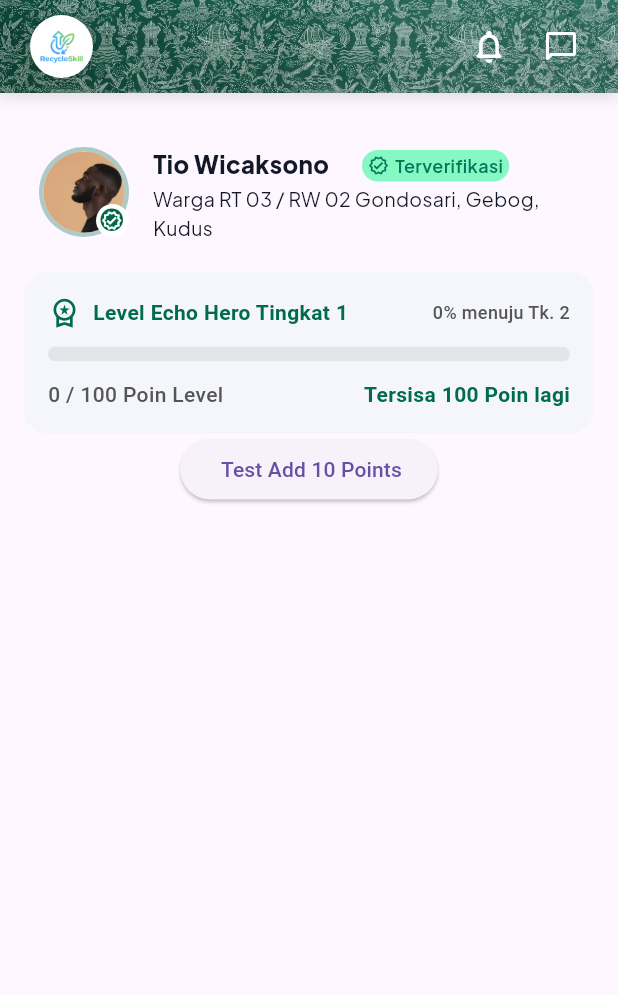
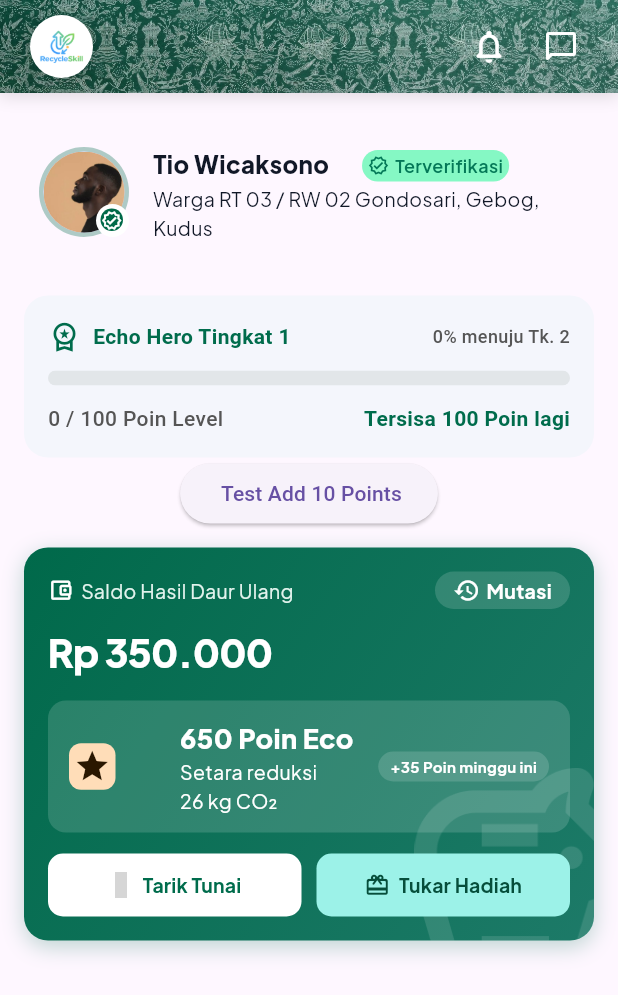
Before and after one commit to ManSoft24/RecycleSkill, a Flutter app: the ProfilePages screen opened directly, on a phone screen of 412 x 824 dp. Shown: the top 995 px of the screen. Run offline on Flutter 3.47's test engine with Material 3 defaults, Android fonts, the phone set to English and light mode, and no system bars; our stand-ins replace fluttericon, get; grey boxes are pictures that could not be loaded.

Commit message:
feat(balance_card): Added balance component
-Dynamic balance's value
-Dynamic Poin Eco's Value
-Dynamic CO2 Reduction (Value got from poin eco's value / 25)
-Dynamic "Poin minggu ini" value.

```diff
--- /dev/null
+++ b/lib/components/profile_page/eco_balance_card/eco_action_buttons.dart
@@ -0,0 +1,95 @@
+import 'package:flutter/material.dart';
+import 'package:fluttericon/linecons_icons.dart';
+
+class EcoActionButtons extends StatelessWidget {
+  final VoidCallback? onWithdrawTap;
+  final VoidCallback? onRedeemTap;
+
+  const EcoActionButtons({
+    super.key,
+    this.onWithdrawTap,
+    this.onRedeemTap,
+  });
+
+  @override
+  Widget build(BuildContext context) {
+    return Row(
+      children: [
+        Expanded(
+          child: SizedBox(
+            height: 42,
+            child: ElevatedButton(
+              onPressed: onWithdrawTap,
+              style: ElevatedButton.styleFrom(
+                backgroundColor: Colors.white,
+                foregroundColor: const Color(0xFF006C4C),
+                elevation: 0,
+                padding: const EdgeInsets.symmetric(horizontal: 10),
+                shape: RoundedRectangleBorder(
+                  borderRadius: BorderRadius.circular(10),
+                ),
+              ),
+              child: const Row(
+                mainAxisAlignment: MainAxisAlignment.center,
+                children: [
+                  Icon(
+                    Linecons.money,
+                    size: 17,
+                    color: Color(0xFF006C4C),
+                  ),
+                  SizedBox(width: 6),
+                  Text(
+                    'Tarik Tunai',
+                    style: TextStyle(
+                      fontFamily: 'Jakarta',
+                      fontSize: 13,
+                      fontWeight: FontWeight.w700,
+                    ),
+                  ),
+                ],
+              ),
+            ),
+          ),
+        ),
+        const SizedBox(width: 10),
+
+        Expanded(
+          child: SizedBox(
+            height: 42,
+            child: ElevatedButton(
+              onPressed: onRedeemTap,
+              style: ElevatedButton.styleFrom(
+                backgroundColor: const Color(0xFF9CF2E8),
+                foregroundColor: const Color(0xFF064E3B),
+                elevation: 0,
+                padding: const EdgeInsets.symmetric(horizontal: 10),
+                shape: RoundedRectangleBorder(
+                  borderRadius: BorderRadius.circular(10),
+                ),
+              ),
+              child: const Row(
+                mainAxisAlignment: MainAxisAlignment.center,
+                children: [
+                  Icon(
+                    Icons.card_giftcard_rounded,
+                    size: 17,
+                    color: Color(0xFF064E3B),
+                  ),
+                  SizedBox(width: 6),
+                  Text(
+                    'Tukar Hadiah',
+                    style: TextStyle(
+                      fontFamily: 'Jakarta',
+                      fontSize: 13,
+                      fontWeight: FontWeight.w700,
+                    ),
+                  ),
+                ],
+              ),
+            ),
+          ),
+        ),
+      ],
+    );
+  }
+}
--- /dev/null
+++ b/lib/components/profile_page/eco_balance_card/eco_balance_amount.dart
@@ -0,0 +1,24 @@
+import 'package:flutter/material.dart';
+
+class EcoBalanceAmount extends StatelessWidget {
+  final String amount;
+
+  const EcoBalanceAmount({
+    super.key,
+    required this.amount,
+  });
+
+  @override
+  Widget build(BuildContext context) {
+    return Text(
+      amount,
+      style: const TextStyle(
+        fontFamily: 'Jakarta',
+        color: Colors.white,
+        fontSize: 26,
+        fontWeight: FontWeight.w800,
+        letterSpacing: -0.5,
+      ),
+    );
+  }
+}
--- /dev/null
+++ b/lib/components/profile_page/eco_balance_card/eco_balance_card.dart
@@ -0,0 +1,103 @@
+import 'package:flutter/material.dart';
+import 'package:recycle_skill/components/profile_page/eco_balance_card/eco_action_buttons.dart';
+import 'package:recycle_skill/components/profile_page/eco_balance_card/eco_balance_amount.dart';
+import 'package:recycle_skill/components/profile_page/eco_balance_card/eco_balance_header.dart';
+import 'package:recycle_skill/components/profile_page/eco_balance_card/eco_sub_panel.dart';
+
+class EcoBalanceCard extends StatelessWidget {
+  final String balance;
+  final int ecoPoints;
+  final int weeklyPoints;
+  final double? co2Reduction;
+  final VoidCallback? onMutasiTap;
+  final VoidCallback? onWithdrawTap;
+  final VoidCallback? onRedeemTap;
+
+  const EcoBalanceCard({
+    super.key,
+    required this.balance,
+    required this.ecoPoints,
+    required this.weeklyPoints,
+    this.co2Reduction,
+    this.onMutasiTap,
+    this.onWithdrawTap,
+    this.onRedeemTap,
+  });
+
+  double get _effectiveCo2Reduction => co2Reduction ?? (ecoPoints / 25.0);
+
+  @override
+  Widget build(BuildContext context) {
+    return Container(
+      width: double.infinity,
+      decoration: BoxDecoration(
+        borderRadius: BorderRadius.circular(16.0),
+        gradient: const LinearGradient(
+          begin: Alignment.topLeft,
+          end: Alignment.bottomRight,
+          colors: [
+            Color(0xFF00694A),
+            Color(0xFF1D7A68),
+          ],
+        ),
+        boxShadow: [
+          BoxShadow(
+            color: const Color(0xFF006C4C).withValues(alpha: 0.25),
+            blurRadius: 12.0,
+            offset: const Offset(0, 4),
+          ),
+        ],
+      ),
+      child: ClipRRect(
+        borderRadius: BorderRadius.circular(16.0),
+        child: Stack(
+          children: [
+            Positioned(
+              right: -10,
+              bottom: -15,
+              child: IgnorePointer(
+                child: Opacity(
+                  opacity: 0.12,
+                  child: Image.asset(
+                    'image/piggy_bank_icon.png',
+                    width: 130,
+                    height: 130,
+                    fit: BoxFit.contain,
+                  ),
+                ),
+              ),
+            ),
+
+            Padding(
+              padding: const EdgeInsets.all(16.0),
+              child: Column(
+                crossAxisAlignment: CrossAxisAlignment.start,
+                mainAxisSize: MainAxisSize.min,
+                children: [
+                  EcoBalanceHeader(
+                    onMutasiTap: onMutasiTap,
+                  ),
+                  const SizedBox(height: 10.0),
+                  EcoBalanceAmount(
+                    amount: balance,
+                  ),
+                  const SizedBox(height: 14.0),
+                  EcoSubPanel(
+                    ecoPoints: ecoPoints,
+                    weeklyPoints: weeklyPoints,
+                    co2Reduction: _effectiveCo2Reduction,
+                  ),
+                  const SizedBox(height: 14.0),
+                  EcoActionButtons(
+                    onWithdrawTap: onWithdrawTap,
+                    onRedeemTap: onRedeemTap,
+                  ),
+                ],
+              ),
+            ),
+          ],
+        ),
+      ),
+    );
+  }
+}
--- /dev/null
+++ b/lib/components/profile_page/eco_balance_card/eco_balance_header.dart
@@ -0,0 +1,74 @@
+import 'package:flutter/material.dart';
+
+class EcoBalanceHeader extends StatelessWidget {
+  final String title;
+  final VoidCallback? onMutasiTap;
+
+  const EcoBalanceHeader({
+    super.key,
+    this.title = 'Saldo Hasil Daur Ulang',
+    this.onMutasiTap,
+  });
+
+  @override
+  Widget build(BuildContext context) {
+    return Row(
+      mainAxisAlignment: MainAxisAlignment.spaceBetween,
+      crossAxisAlignment: CrossAxisAlignment.center,
+      children: [
+        Row(
+          children: [
+            Icon(
+              Icons.account_balance_wallet_outlined,
+              size: 17,
+              color: Color.fromARGB(255, 255, 255, 255),
+            ),
+            const SizedBox(width: 5,),
+            Text(
+              title,
+              style: const TextStyle(
+                fontFamily: 'Jakarta',
+                color: Color(0xFFE2F3ED),
+                fontSize: 13,
+                fontWeight: FontWeight.w500,
+              ),
+            ),
+          ],
+        ),
+        Container(
+          alignment: Alignment.center,
+          width: 90,
+          height: 25,
+          decoration: BoxDecoration(
+            borderRadius: BorderRadius.circular(16),
+            color: Color.fromARGB(38, 255, 255, 255)
+          ),
+          child: GestureDetector(
+            onTap: onMutasiTap,
+            behavior: HitTestBehavior.opaque,
+            child: const Row(
+              mainAxisSize: MainAxisSize.min,
+              children: [
+                Icon(
+                  Icons.history,
+                  color: Colors.white,
+                  size: 18,
+                ),
+                SizedBox(width: 4),
+                Text(
+                  'Mutasi',
+                  style: TextStyle(
+                    fontFamily: 'Jakarta',
+                    color: Colors.white,
+                    fontSize: 13,
+                    fontWeight: FontWeight.w700,
+                  ),
+                ),
+              ],
+            ),
+          ),
+        ),
+      ],
+    );
+  }
+}
--- /dev/null
+++ b/lib/components/profile_page/eco_balance_card/eco_sub_panel.dart
@@ -0,0 +1,111 @@
+import 'package:flutter/material.dart';
+
+
+class EcoSubPanel extends StatelessWidget {
+  final int ecoPoints;
+  final int weeklyPoints;
+  final double co2Reduction;
+
+  const EcoSubPanel({
+    super.key,
+    required this.ecoPoints,
+    required this.weeklyPoints,
+    required this.co2Reduction,
+  });
+
+  String get _formattedCo2 {
+    if (co2Reduction == co2Reduction.truncateToDouble()) {
+      return co2Reduction.toInt().toString();
+    }
+    return co2Reduction.toStringAsFixed(1).replaceAll('.', ',');
+  }
+
+  @override
+  Widget build(BuildContext context) {
+    return Container(
+      padding: const EdgeInsets.symmetric(horizontal: 14.0, vertical: 12.0),
+      decoration: BoxDecoration(
+        color: const Color.fromARGB(38, 255,255,255),
+        borderRadius: BorderRadius.circular(12.0),
+      ),
+      child: Row(
+        mainAxisAlignment: MainAxisAlignment.spaceBetween,
+        crossAxisAlignment: CrossAxisAlignment.center,
+        children: [
+          Container(
+            padding: const EdgeInsets.all(3.0),
+            alignment: Alignment.center,
+            decoration: BoxDecoration(
+              color: Color.fromARGB(255, 255, 221, 184),
+              borderRadius: BorderRadius.circular(8.0),
+
+            ),
+            child: Icon(
+              Icons.star,
+              color: Color.fromARGB(255,42, 23, 0),
+              size: 25,
+            ),
+          ),
+
+          const SizedBox(width: 10,),
+
+          Column(
+            crossAxisAlignment: CrossAxisAlignment.start,
+            mainAxisSize: MainAxisSize.min,
+            children: [
+              Row(
+                mainAxisSize: MainAxisSize.min,
+                children: [
+                  Text(
+                    '$ecoPoints Poin Eco',
+                    style: const TextStyle(
+                      fontFamily: 'Jakarta',
+                      color: Colors.white,
+                      fontSize: 18,
+                      fontWeight: FontWeight.w800,
+                    ),
+                  ),
+                ],
+              ),
+              const SizedBox(width: 4.0),
+              Text(
+                'Setara reduksi \n$_formattedCo2 kg CO₂',
+                style: const TextStyle(
+                  fontFamily: 'Jakarta',
+                  color: Colors.white,
+                  fontSize: 13,
+                  fontWeight: FontWeight.w500,
+                ),
+              ),
+            ],
+          ),
+
+          Row(
+            mainAxisSize: MainAxisSize.min,
+            children: [
+              Container(
+                padding: const EdgeInsets.symmetric(
+                  horizontal: 8.0,
+                  vertical: 3.0,
+                ),
+                decoration: BoxDecoration(
+                  color: const Color.fromARGB(38, 255, 255, 255),
+                  borderRadius: BorderRadius.circular(20.0),
+                ),
+                child: Text(
+                  '+$weeklyPoints Poin minggu ini',
+                  style: const TextStyle(
+                    fontFamily: 'Jakarta',
+                    color: Color.fromARGB(255, 255, 255, 255),
+                    fontSize: 10,
+                    fontWeight: FontWeight.w700,
+                  ),
+                ),
+              ),
+            ],
+          ),
+        ],
+      ),
+    );
+  }
+}
--- a/lib/components/profile_page/level_progress_bar/level_progres_header.dart
+++ b/lib/components/profile_page/level_progress_bar/level_progres_header.dart
@@ -28,7 +28,7 @@ class LevelProgressHeader extends StatelessWidget {
             const SizedBox(width: 8.0),
             Text(
 
-              'Level $currentLevel',
+              '$currentLevel',
               style: const TextStyle(
                 color: Color(0xFF006C4C),
                 fontWeight: FontWeight.w700,
--- a/lib/controllers/profile_ctr.dart
+++ b/lib/controllers/profile_ctr.dart
@@ -1,15 +1,30 @@
 import 'package:flutter/cupertino.dart';
 import 'package:get/route_manager.dart';
 import 'package:get/state_manager.dart';
+import 'package:recycle_skill/routes.dart';
+import 'package:get/get.dart';
 
 class ProfileCtr extends GetxController {
   RxInt currentLevel = 1.obs;
   RxInt currentPoints = 0.obs;
   RxInt maxPoints = 100.obs;
 
+  RxInt balance = 350000.obs;
+  RxInt ecoPoints = 650.obs;
+  RxInt weeklyEcoPoints = 35.obs;
+
   int get nextLevel => currentLevel.value + 1;
   String get currentLevelText => 'Echo Hero Tingkat ${currentLevel.value}';
 
+  double get co2Reduction => ecoPoints.value / 25.0;
+
+  String get formattedBalance {
+    final s = balance.value.toString();
+    final reg = RegExp(r'\B(?=(\d{3})+(?!\d))');
+    return 'Rp ${s.replaceAll(reg, '.')}';
+  }
+
+  //Level
   void addPoints(int points) {
     currentPoints.value += points;
 
@@ -23,9 +38,24 @@ class ProfileCtr extends GetxController {
     currentLevel.value++;
     maxPoints.value += 100;
 
-    Get.snackbar('Selamat!', 'Anda telah naik level!',
-    margin: const EdgeInsets.all(15),
-    colorText: const Color.fromARGB(255,0, 0, 0)
+    Get.snackbar(
+      'Selamat!',
+      'Anda telah naik level!',
+      margin: const EdgeInsets.all(15),
+      colorText: const Color.fromARGB(255, 0, 0, 0),
     );
   }
+
+  //Saldo
+  void onMutasiTap() {
+    Get.toNamed(Routes.mutasi);
+  }
+
+  void onWithdrawTap() {
+    Get.toNamed(Routes.tarik_tunai);
+  }
+
+  void onRedeemTap() {
+    Get.toNamed(Routes.tukar_hadiah);
+  }
 }
--- a/lib/menus/profile_pages.dart
+++ b/lib/menus/profile_pages.dart
@@ -1,11 +1,10 @@
 import 'package:flutter/material.dart';
 import 'package:get/get.dart';
-import 'package:get/state_manager.dart';
 import 'package:recycle_skill/components/custom_app_bar.dart';
+import 'package:recycle_skill/components/profile_page/eco_balance_card/eco_balance_card.dart';
 import 'package:recycle_skill/components/profile_page/profile_header.dart';
 import 'package:recycle_skill/components/profile_page/level_progress_bar/level_progress_card.dart';
 import 'package:recycle_skill/controllers/profile_ctr.dart';
-
 
 class ProfilePages extends StatelessWidget {
   ProfilePages({super.key});
@@ -23,20 +22,36 @@ class ProfilePages extends StatelessWidget {
           children: [
             ProfileHeader(),
 
+            const SizedBox(height: 16),
             //nanti bisa di bagian ketika sudah di buatkan sistem transaksinya, tiap transaksi sampah yang berhasil
             //bisa ntr nambah point
-            Obx(() => LevelProgressCard(
-              currentLevel: controller.currentLevelText.toString(),
-              nextLevel: controller.nextLevel,
-              currentPoints: controller.currentPoints.value,
-              maxPoints: controller.maxPoints.value,
-            )),
+            Obx(
+              () => LevelProgressCard(
+                currentLevel: controller.currentLevelText.toString(),
+                nextLevel: controller.nextLevel,
+                currentPoints: controller.currentPoints.value,
+                maxPoints: controller.maxPoints.value,
+              ),
+            ),
 
             ElevatedButton(
               onPressed: () {
                 controller.addPoints(10);
               },
               child: const Text(' Test Add 10 Points'),
+            ),
+
+            const SizedBox(height: 12),
+            Obx(
+              () => EcoBalanceCard(
+                balance: controller.formattedBalance,
+                ecoPoints: controller.ecoPoints.value,
+                weeklyPoints: controller.weeklyEcoPoints.value,
+                co2Reduction: controller.co2Reduction,
+                onMutasiTap: controller.onMutasiTap,
+                onWithdrawTap: controller.onWithdrawTap,
+                onRedeemTap: controller.onRedeemTap,
+              ),
             ),
 
 
--- /dev/null
+++ b/lib/pages/wallets/mutasi_pages.dart
@@ -0,0 +1,10 @@
+import 'package:flutter/material.dart';
+
+class MutasiPages extends StatelessWidget {
+  MutasiPages({super.key});
+
+  @override
+  Widget build(BuildContext context) {
+    return Scaffold(body: Text('Mutasi'));
+  }
+}
--- /dev/null
+++ b/lib/pages/wallets/tarik_tunai_pages.dart
@@ -0,0 +1,10 @@
+import 'package:flutter/material.dart';
+
+class TarikTunaiPages extends StatelessWidget {
+  TarikTunaiPages({super.key});
+
+  @override
+  Widget build(BuildContext context) {
+    return Scaffold(body: Text('Tarik Tunai'));
+  }
+}
--- /dev/null
+++ b/lib/pages/wallets/tukar_hadiah_pages.dart
@@ -0,0 +1,12 @@
+import 'package:flutter/material.dart';
+
+class TukarHadiahPages extends StatelessWidget {
+  TukarHadiahPages({super.key});
+
+  @override
+  Widget build(BuildContext context) {
+    return Scaffold(
+      body: Text('Tukar Hadiah'),
+    );
+  }
+}
--- a/lib/routes.dart
+++ b/lib/routes.dart
@@ -3,14 +3,25 @@ import 'package:recycle_skill/pages/login_siswa_pages.dart';
 import 'package:recycle_skill/pages/main_menu_pages.dart';
 import 'package:get/get_navigation/get_navigation.dart';
 import 'package:get/get.dart';
+import 'package:recycle_skill/pages/wallets/mutasi_pages.dart';
+import 'package:recycle_skill/pages/wallets/tarik_tunai_pages.dart';
+import 'package:recycle_skill/pages/wallets/tukar_hadiah_pages.dart';
 
 class Routes {
   static const String main_menu = "/main_menu_pages";
+  static const String tukar_hadiah = "/tukar_hadiah_pages";
+  static const String tarik_tunai = "/tarik_tunai_pages";
+  static const String mutasi = "/mutasi_pages";
+
   static const String login_siswa = "/login_siswa_pages";
   static const String login_admin = "/login_admin_pages";
 
   static final pages = [
     GetPage(name: main_menu, page: () => MainManuPages()),
+    GetPage(name: tukar_hadiah, page: () => TukarHadiahPages()),
+    GetPage(name: tarik_tunai, page: () => TarikTunaiPages()),
+    GetPage(name: mutasi, page: () => MutasiPages()),
+
     GetPage(name: login_siswa, page: () => LoginSiswaPages()),
     GetPage(name: login_admin, page: () => LoginAdminPages()),
   ];
--- a/pubspec.yaml
+++ b/pubspec.yaml
@@ -37,6 +37,7 @@ dependencies:
   fl_chart: ^1.2.0
   get: ^4.7.3
   http: ^1.6.0
+  fluttericon: 2.0.0
 
 dev_dependencies:
   flutter_test:
@@ -68,6 +69,7 @@ flutter:
     - image/recycleskill_emblem.png
     - image/dummy_placeholder.png
     - image/pfp.jpg
+    - image/piggy_bank_icon.png
 
 
   # To add assets to your application, add an assets section, like this:
```
Also changed, not shown: image/piggy_bank_icon.png (added), pubspec.lock.
